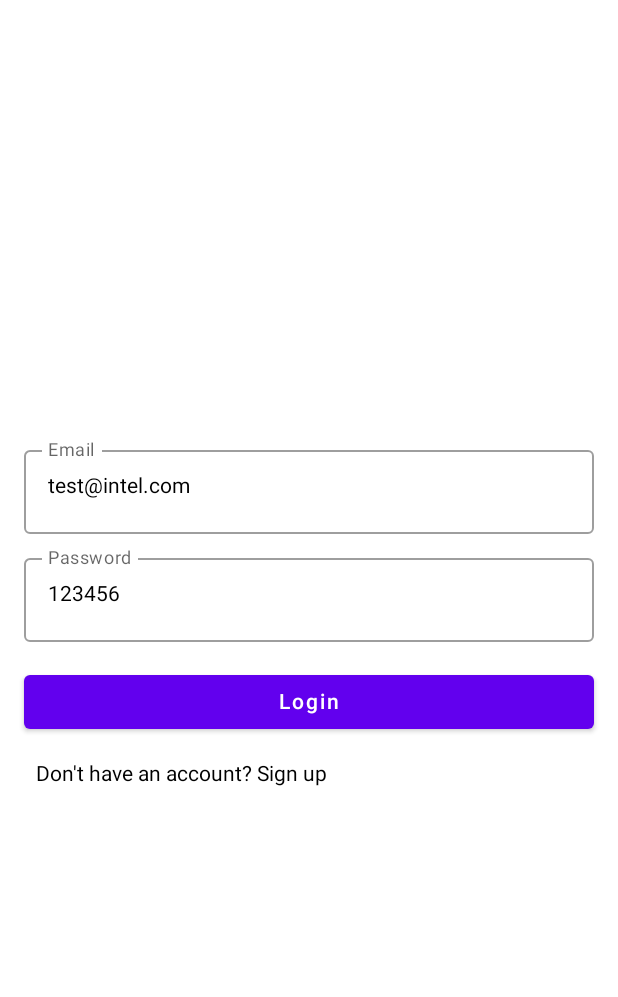
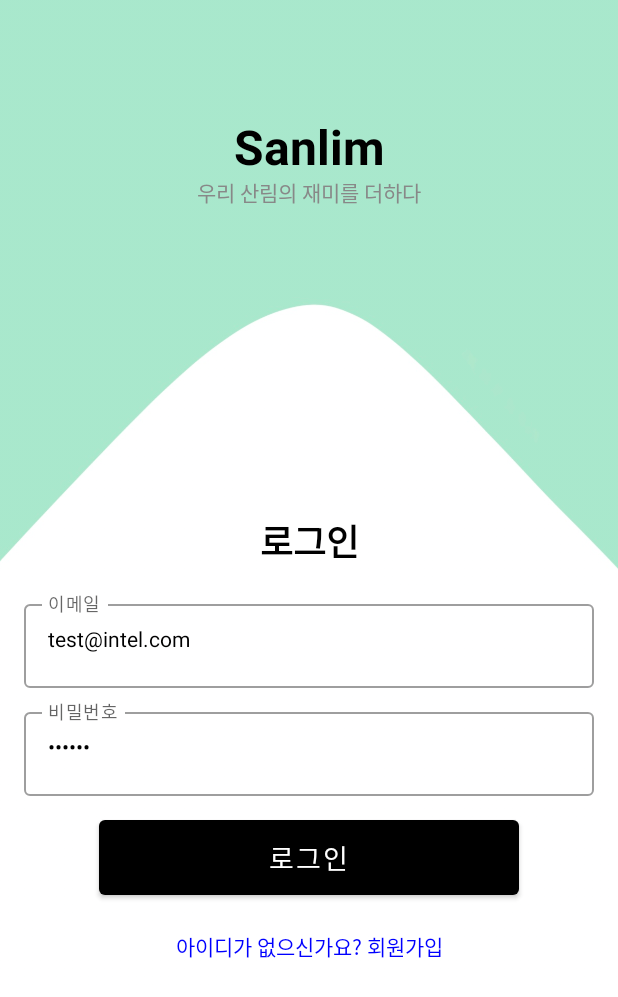
Before and after one commit to kimpgithub/foresting, an Android app built with Jetpack Compose: the screen it shows after launch (MainActivity), on a phone screen of 412 x 824 dp. Shown: the top 997 px of the screen. Run offline under Robolectric (Android 15) with nearby library versions, the light colour scheme and no system bars.

Commit message:
로그인페이지 디자인 변경

```diff
--- a/app/build.gradle.kts
+++ b/app/build.gradle.kts
@@ -97,4 +97,7 @@ dependencies {
     implementation("com.google.android.gms:play-services-location:21.3.0")
     implementation("com.squareup.retrofit2:retrofit:2.11.0")
     implementation("com.squareup.retrofit2:converter-gson:2.11.0")
+
+    //lottie
+    implementation ("com.airbnb.android:lottie-compose:6.4.1")
 }
--- a/app/src/main/java/com/example/san_lim/screens/login/LoginScreen.kt
+++ b/app/src/main/java/com/example/san_lim/screens/login/LoginScreen.kt
@@ -1,82 +1,135 @@
 package com.example.san_lim.screens.login
 
+import androidx.compose.foundation.Image
+import androidx.compose.foundation.background
 import androidx.compose.foundation.clickable
 import androidx.compose.foundation.layout.Arrangement
+import androidx.compose.foundation.layout.Box
 import androidx.compose.foundation.layout.Column
 import androidx.compose.foundation.layout.Spacer
 import androidx.compose.foundation.layout.fillMaxSize
 import androidx.compose.foundation.layout.fillMaxWidth
 import androidx.compose.foundation.layout.height
 import androidx.compose.foundation.layout.padding
+import androidx.compose.foundation.layout.width
 import androidx.compose.material.Button
+import androidx.compose.material.ButtonDefaults
 import androidx.compose.material.OutlinedTextField
 import androidx.compose.material.Text
 import androidx.compose.runtime.Composable
+import androidx.compose.runtime.LaunchedEffect
 import androidx.compose.runtime.getValue
 import androidx.compose.runtime.mutableStateOf
 import androidx.compose.runtime.remember
 import androidx.compose.runtime.setValue
+import androidx.compose.ui.Alignment
 import androidx.compose.ui.Modifier
+import androidx.compose.ui.graphics.Color
+import androidx.compose.ui.graphics.painter.Painter
+import androidx.compose.ui.layout.ContentScale
+import androidx.compose.ui.res.painterResource
+import androidx.compose.ui.text.font.FontWeight
+import androidx.compose.ui.text.input.PasswordVisualTransformation
 import androidx.compose.ui.unit.dp
+import androidx.compose.ui.unit.sp
 import androidx.navigation.NavHostController
 import com.example.san_lim.loginUser
 import com.example.san_lim.signUpUser
+import kotlinx.coroutines.delay
+import com.example.san_lim.R
 @Composable
 fun LoginScreen(navController: NavHostController) {
     var email by remember { mutableStateOf("test@intel.com") }
     var password by remember { mutableStateOf("123456") }
-    var isLogin by remember { mutableStateOf(true) } // true for login, false for sign up
+    var isLogin by remember { mutableStateOf(true) }
+
+    val backgroundPainter: Painter = painterResource(id = R.drawable.background)
+
+    Box(
+        modifier = Modifier
+            .fillMaxSize()
+            .background(Color(0xFFFFFFFF))
+    ) {
+        Image(
+            painter = backgroundPainter,
+            contentDescription = null,
+            contentScale = ContentScale.Crop,
+            modifier = Modifier.fillMaxSize()
+        )
 
         Column(
             modifier = Modifier
                 .fillMaxSize()
-            .padding(16.dp),
-        verticalArrangement = Arrangement.Center
+                .padding(horizontal = 16.dp),
+            verticalArrangement = Arrangement.Top,
+            horizontalAlignment = Alignment.CenterHorizontally
         ) {
+            Spacer(modifier = Modifier.height(80.dp))
+
+            Text(
+                text = "Sanlim",
+                fontSize = 32.sp,
+                fontWeight = FontWeight.Bold
+            )
+            Text(
+                text = "우리 산림의 재미를 더하다",
+                fontSize = 14.sp,
+                color = Color.Gray
+            )
+        }
+
+        Column(
+            modifier = Modifier
+                .fillMaxSize()
+                .padding(horizontal = 16.dp),
+            verticalArrangement = Arrangement.Center,
+            horizontalAlignment = Alignment.CenterHorizontally
+        ) {
+            Spacer(modifier = Modifier.height(160.dp))
+
+            Text(
+                text = "로그인",
+                fontSize = 24.sp,
+                fontWeight = FontWeight.Bold
+            )
+
+            Spacer(modifier = Modifier.height(16.dp))
+
             OutlinedTextField(
                 value = email,
                 onValueChange = { email = it },
-            label = { Text("Email") },
+                label = { Text("이메일") },
                 modifier = Modifier.fillMaxWidth()
             )
+
             Spacer(modifier = Modifier.height(8.dp))
+
             OutlinedTextField(
                 value = password,
                 onValueChange = { password = it },
-            label = { Text("Password") },
+                label = { Text("비밀번호") },
+                visualTransformation = PasswordVisualTransformation(), // 비밀번호 필드에 변환기 추가
                 modifier = Modifier.fillMaxWidth()
             )
+
             Spacer(modifier = Modifier.height(16.dp))
 
-        if (isLogin) {
             Button(
-                onClick = { loginUser(email, password, navController) },
-                modifier = Modifier.fillMaxWidth()
+                onClick = { if (isLogin) loginUser(email, password, navController) else signUpUser(email, password, navController) },
+                modifier = Modifier
+                    .width(280.dp)
+                    .height(50.dp),
+                colors = ButtonDefaults.buttonColors(backgroundColor = Color.Black)
             ) {
-                Text("Login")
+                Text(text = if (isLogin) "로그인" else "가입하기", fontSize = 18.sp, color = Color.White)
             }
-            Spacer(modifier = Modifier.height(8.dp))
+
+            Spacer(modifier = Modifier.height(24.dp))
+
             Text(
-                text = "Don't have an account? Sign up",
-                modifier = Modifier
-                    .fillMaxWidth()
-                    .padding(8.dp)
-                    .clickable { isLogin = false }
-            )
-        } else {
-            Button(
-                onClick = { signUpUser(email, password, navController) },
-                modifier = Modifier.fillMaxWidth()
-            ) {
-                Text("Sign Up")
-            }
-            Spacer(modifier = Modifier.height(8.dp))
-            Text(
-                text = "Already have an account? Login",
-                modifier = Modifier
-                    .fillMaxWidth()
-                    .padding(8.dp)
-                    .clickable { isLogin = true }
+                text = if (isLogin) "아이디가 없으신가요? 회원가입" else "이미 계정이 있으신가요? 로그인",
+                color = Color.Blue,
+                modifier = Modifier.clickable { isLogin = !isLogin }
             )
         }
     }
```
Also changed, not shown: app/src/main/res/drawable/background.jpg (added), 1 other file. Lines whose indentation alone changed are shown as unchanged.
